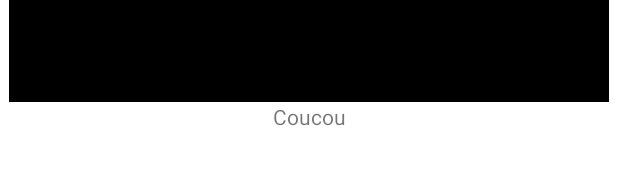
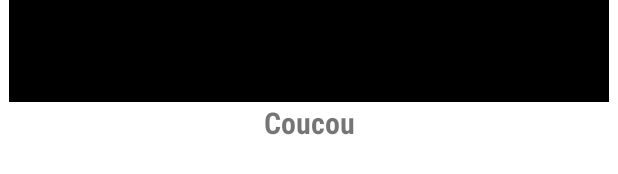
Before and after one commit to Cyann-chan/MyDoggoMobile, an Android app: the layout doggo_item.xml on its own in the app's theme, with its tools: preview values and no code run, on a phone screen of 412 x 824 dp. Shown: the part 348-522 px from the top of the screen. Run offline under Robolectric (Android 15) with nearby library versions, the phone set to English and light mode, and no system bars.

Commit message:
last design

```diff
--- a/app/src/main/res/layout/doggo_item.xml
+++ b/app/src/main/res/layout/doggo_item.xml
@@ -24,6 +24,10 @@
         app:layout_constraintTop_toBottomOf="@id/doggo_image"
         app:layout_constraintBottom_toBottomOf="parent"
         app:layout_constraintStart_toStartOf="parent"
-        app:layout_constraintEnd_toEndOf="parent"/>
+        app:layout_constraintEnd_toEndOf="parent"
+        android:fontFamily="sans-serif-condensed"
+        android:textSize="20sp"
+        android:textStyle="bold"
+        />
 
 </androidx.constraintlayout.widget.ConstraintLayout>
--- a/app/src/main/res/layout/fragment_list_doggo.xml
+++ b/app/src/main/res/layout/fragment_list_doggo.xml
@@ -44,6 +44,7 @@
         app:layout_constraintTop_toTopOf="parent"
         app:layout_constraintRight_toRightOf="parent"
         app:layout_constraintLeft_toLeftOf="parent"
+
         />
 
 </androidx.constraintlayout.widget.ConstraintLayout>
```
